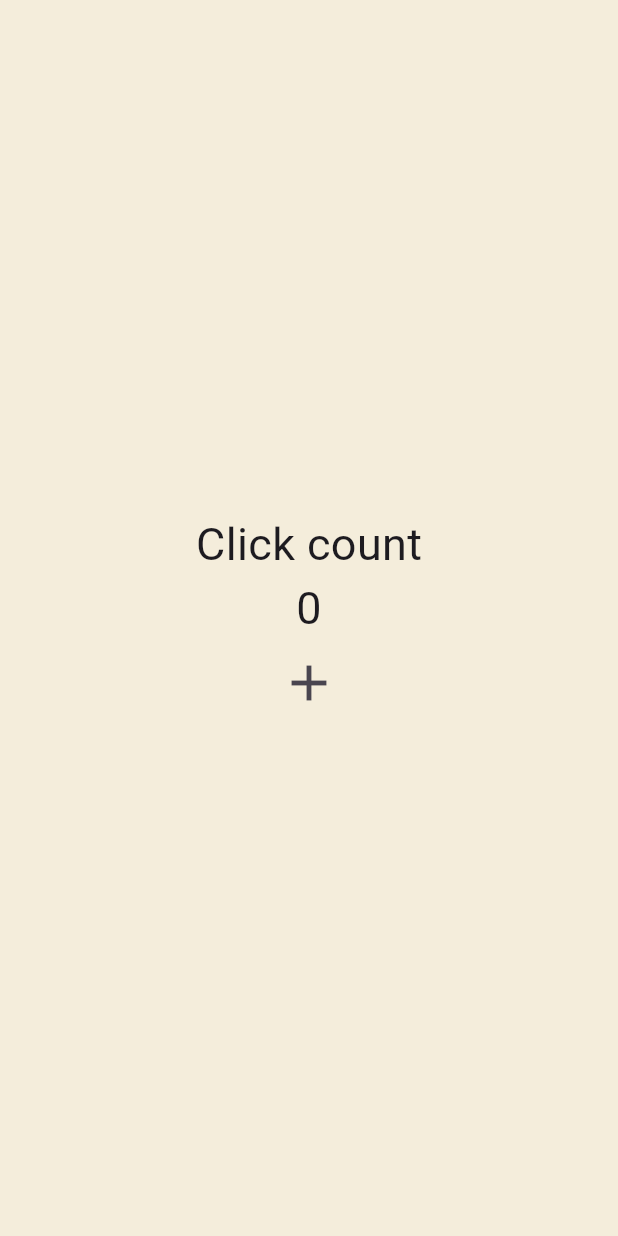
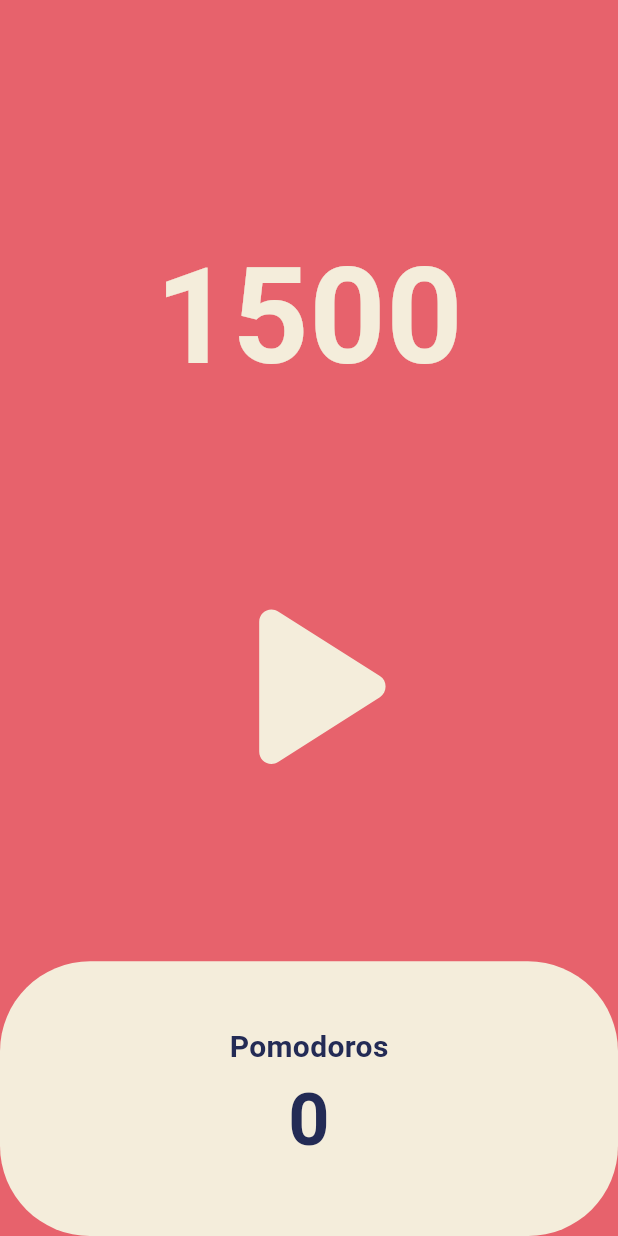
Before and after one commit to Namunllvo/flutter-prac, a Flutter app: the screen it shows after launch, on a phone screen of 412 x 824 dp. Run offline on Flutter 3.47's test engine with Material 3 defaults, Android fonts, the phone set to English and light mode, and no system bars; missing offline and left inert: dart:ffi.

Commit message:
Pomodoro

```diff
--- a/lib/main.dart
+++ b/lib/main.dart
@@ -1,60 +1,31 @@
 import 'package:flutter/material.dart';
+import 'package:toonflix/screens/home_screen.dart';
 
 void main() {
   runApp(const MyApp());
 }
 
 // 위젯 자체
-class MyApp extends StatefulWidget {
+class MyApp extends StatelessWidget {
   const MyApp({super.key});
-
-  @override
-  State<MyApp> createState() => _MyAppState();
-}
-
-class _MyAppState extends State<MyApp> {
-  int counter = 0;
-  void onclicked() {
-    // setState를 호출할 때마다 build를 다시 실행함
-    // 데이터 변화 counter를 꼭 setState에 넣을 필요는 없음 -- 변경되는 데이터를 setState 위에 올려두고 실행하면 굳이 setState에 넣지 않아도 변경된 데이터가 build에 적용됨
-    // 그러나 가독성을 위해서는 setState 함수에 넣기
-    setState(() {
-      counter = counter + 1;
-    });
-  }
 
   @override
   Widget build(BuildContext context) {
     return MaterialApp(
-      home: Scaffold(
-        backgroundColor: const Color(0xFFF4EDDB),
-        body: Center(
-          child: Column(
-            mainAxisAlignment: MainAxisAlignment.center,
-            children: [
-              const Text(
-                'Click count',
-                style: TextStyle(
-                  fontSize: 30,
-                ),
-              ),
-              Text(
-                '$counter',
-                style: const TextStyle(
-                  fontSize: 30,
-                ),
-              ),
-              IconButton(
-                iconSize: 40,
-                onPressed: onclicked,
-                icon: const Icon(
-                  Icons.add,
-                ),
-              ),
-            ],
+      theme: ThemeData(
+        colorScheme: ColorScheme.fromSwatch(
+          primarySwatch: Colors.red,
+        ).copyWith(
+          surface: const Color(0xFFE7626C),
+        ),
+        textTheme: const TextTheme(
+          displayLarge: TextStyle(
+            color: Color(0xFF232B55),
           ),
         ),
+        cardColor: const Color(0xFFF4EDDB),
       ),
+      home: const HomeScreen(),
     );
   }
 }
--- /dev/null
+++ b/lib/screens/home_screen.dart
@@ -0,0 +1,139 @@
+import 'dart:async';
+import 'dart:ffi';
+
+import 'package:flutter/material.dart';
+
+class HomeScreen extends StatefulWidget {
+  const HomeScreen({super.key});
+
+  @override
+  State<HomeScreen> createState() => _HomeScreenState();
+}
+
+class _HomeScreenState extends State<HomeScreen> {
+  static const twentyFiveMinutes = 1500;
+  int totalSeconds = twentyFiveMinutes;
+  bool isRunning = false;
+  int totalPomodoros = 0;
+  late Timer timer;
+
+  void onTick(Timer timer) {
+    if (totalSeconds == 0) {
+      setState(() {
+        totalPomodoros = totalPomodoros + 1;
+        isRunning = false;
+        totalSeconds = twentyFiveMinutes;
+      });
+      timer.cancel();
+    } else {
+      setState(() {
+        totalSeconds = totalSeconds - 1;
+      });
+    }
+  }
+
+  void onStartPressed() {
+    // Timer 라이브러리
+    timer = Timer.periodic(
+      const Duration(seconds: 1),
+      onTick,
+    );
+    setState(() {
+      isRunning = true;
+    });
+  }
+
+  void onPausePressed() {
+    timer.cancel();
+    setState(() {
+      isRunning = false;
+    });
+  }
+
+  String format(int seconds) {
+    var duration = Duration(seconds: seconds);
+    // print(duration.toString().split(".")[0].split("0:")[1]); ==25:00
+    var durationToSting = duration.toString().split(".").first.substring(2);
+    return durationToSting;
+  }
+
+  @override
+  Widget build(BuildContext context) {
+    return Scaffold(
+      backgroundColor: Theme.of(context).colorScheme.surface,
+      body: Column(
+        children: [
+          Flexible(
+            flex: 3,
+            child: Container(
+              alignment: Alignment.bottomCenter,
+              child: Text(
+                '$totalSeconds',
+                // format(totalSeconds),
+                style: TextStyle(
+                  color: Theme.of(context).cardColor,
+                  fontSize: 89,
+                  fontWeight: FontWeight.w600,
+                ),
+              ),
+            ),
+          ),
+          Flexible(
+            flex: 4,
+            child: Center(
+              child: IconButton(
+                iconSize: 200,
+                color: Theme.of(context).cardColor,
+                onPressed: isRunning ? onPausePressed : onStartPressed,
+                icon: Icon(
+                  isRunning
+                      ? Icons.motion_photos_pause_sharp
+                      : Icons.play_arrow_rounded,
+                ),
+              ),
+            ),
+          ),
+          Flexible(
+            flex: 2,
+            child: Row(
+              children: [
+                Expanded(
+                  child: Container(
+                    decoration: BoxDecoration(
+                      color: Theme.of(context).cardColor,
+                      borderRadius: BorderRadius.circular(60),
+                    ),
+                    child: Column(
+                      mainAxisAlignment: MainAxisAlignment.center,
+                      children: [
+                        Text(
+                          'Pomodoros',
+                          style: TextStyle(
+                            fontSize: 20,
+                            color:
+                                Theme.of(context).textTheme.displayLarge!.color,
+                            fontWeight: FontWeight.w600,
+                          ),
+                        ),
+                        Text(
+                          '0',
+                          // '$totalPomodoros',
+                          style: TextStyle(
+                            fontSize: 48,
+                            color:
+                                Theme.of(context).textTheme.displayLarge!.color,
+                            fontWeight: FontWeight.w600,
+                          ),
+                        ),
+                      ],
+                    ),
+                  ),
+                ),
+              ],
+            ),
+          ),
+        ],
+      ),
+    );
+  }
+}
```
